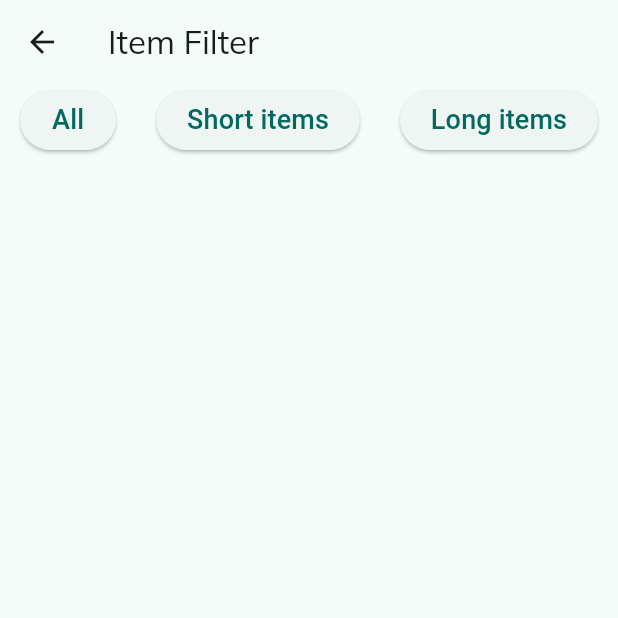
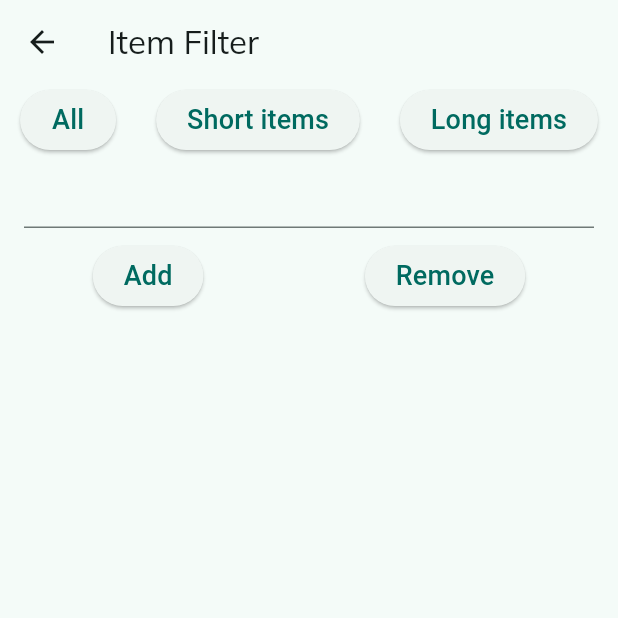
Before and after one commit to wadpas/redux_flutter_state, a Flutter app: the ItemFilterPage screen opened by its route, on a phone screen of 412 x 824 dp, the top half of it. Run offline on Flutter 3.47's test engine with Material 2 defaults, Android fonts, the phone set to English and light mode, and no system bars; our stand-ins replace flutter_hooks, flutter_redux, google_fonts, redux.

Commit message:
implemented Add/RemoveItemAction

```diff
--- a/lib/pages/item_filter.dart
+++ b/lib/pages/item_filter.dart
@@ -115,7 +115,8 @@ class ItemFilterPage extends hooks.HookWidget {
       ),
       body: StoreProvider(
         store: store,
-        child: Column(children: [
+        child: Column(
+          children: [
             Row(
               mainAxisAlignment: MainAxisAlignment.spaceAround,
               children: [
@@ -144,8 +145,39 @@ class ItemFilterPage extends hooks.HookWidget {
                   child: const Text('Long items'),
                 )
               ],
-          )
-        ]),
+            ),
+            Padding(
+              padding: const EdgeInsets.symmetric(horizontal: 16),
+              child: TextField(
+                controller: textController,
+              ),
+            ),
+            Padding(
+              padding: const EdgeInsets.all(8.0),
+              child: Row(
+                mainAxisAlignment: MainAxisAlignment.spaceAround,
+                children: [
+                  ElevatedButton(
+                    onPressed: () {
+                      final text = textController.text;
+                      store.dispatch(AddItemAction(text));
+                      textController.clear();
+                    },
+                    child: const Text('Add'),
+                  ),
+                  ElevatedButton(
+                    onPressed: () {
+                      final text = textController.text;
+                      store.dispatch(RemoveItemAction(text));
+                      textController.clear();
+                    },
+                    child: const Text('Remove'),
+                  ),
+                ],
+              ),
+            ),
+          ],
+        ),
       ),
     );
   }
```
Lines whose indentation alone changed are shown as unchanged.
